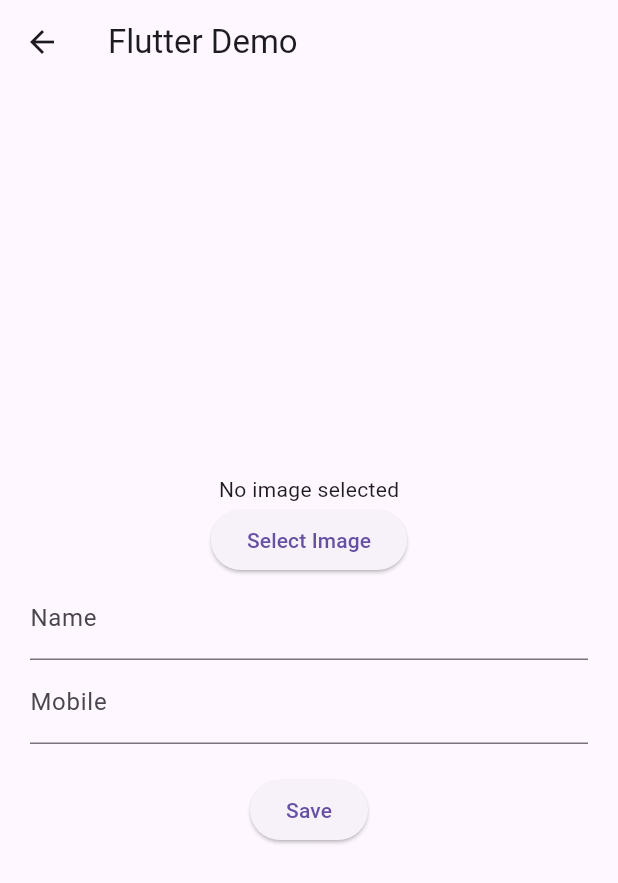
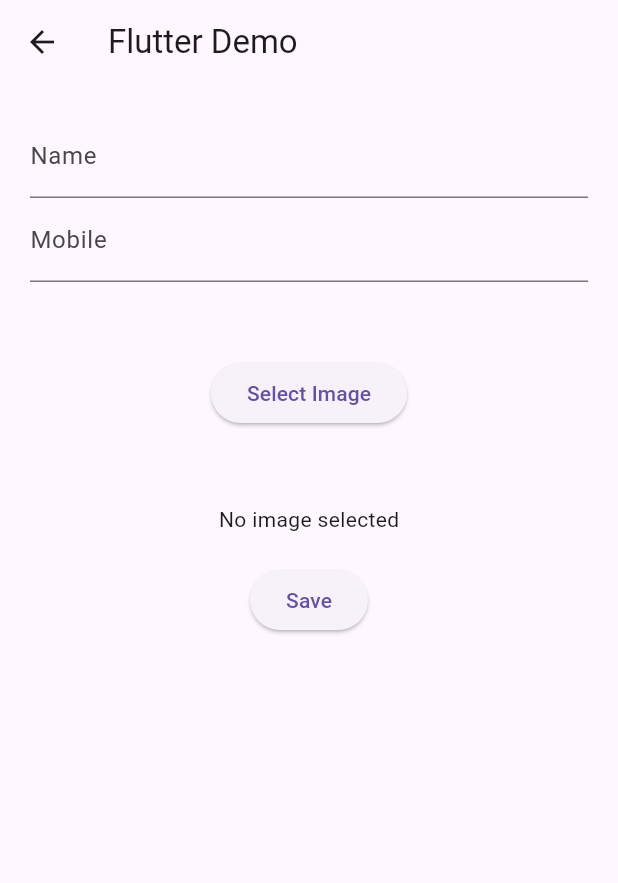
Before and after one commit to DineshTaral/easy_call, a Flutter app: the AddRecipientScreen screen opened directly, on a phone screen of 412 x 824 dp. Shown: the top 883 px of the screen. Run offline on Flutter 3.47's test engine with Material 3 defaults, Android fonts, the phone set to English and light mode, and no system bars; our stand-ins replace image_picker, shared_preferences, sqflite; accounts and stored records are empty.

Commit message:
contact edit functionality and ci/cd added

```diff
--- a/lib/models/contacts_model.dart
+++ b/lib/models/contacts_model.dart
@@ -6,8 +6,8 @@ class ContactsModel{
   String? name;
   String? contact;
   String? image;
-
-  ContactsModel({ this.name,this.contact,required this.image});
+  int? id;
+  ContactsModel({ this.name,this.contact,required this.image,required this.id});
 
   factory ContactsModel.fromJson(Map<String,dynamic> json)=>_$ContactsModelFromJson(json);
 
--- a/lib/sections/add_recipient_screen.dart
+++ b/lib/sections/add_recipient_screen.dart
@@ -1,21 +1,32 @@
 import 'dart:io';
 import 'package:easy_call/database_helper.dart';
+import 'package:easy_call/models/contacts_model.dart';
 import 'package:flutter/material.dart';
 import 'package:image_picker/image_picker.dart';
 import 'package:shared_preferences/shared_preferences.dart';
 
 class AddRecipientScreen extends StatefulWidget {
-  const AddRecipientScreen({super.key});
-
+  final ContactsModel? contactsModel;
+  const AddRecipientScreen({this.contactsModel,super.key});
   @override
   AddRecipientScreenState createState() => AddRecipientScreenState();
 }
 
 class AddRecipientScreenState extends State<AddRecipientScreen> {
-  final _textFieldController1 = TextEditingController();
-  final _textFieldController2 = TextEditingController();
+  final _nameTextFieldController1 = TextEditingController();
+  final _contactTextFieldController2 = TextEditingController();
   File? _image;
 
+  @override
+  initState(){
+    super.initState();
+    if(widget.contactsModel!=null){
+      _nameTextFieldController1.text=widget.contactsModel?.name??'';
+      _contactTextFieldController2.text=widget.contactsModel?.contact??'';
+      _image=File(widget.contactsModel?.image??'');
+    }
+
+  }
   Future<void> _getImage() async {
     final picker = ImagePicker();
     final pickedFile = await picker.pickImage(source: ImageSource.gallery);
@@ -30,24 +41,31 @@ class AddRecipientScreenState extends State<AddRecipientScreen> {
   }
 
   Future<void> _saveData() async {
-    SharedPreferences prefs = await SharedPreferences.getInstance();
 
     Map<String, dynamic> data = {
-      'name': _textFieldController1.text,
-      'contact': _textFieldController2.text,
+      'name': _nameTextFieldController1.text,
+      'contact': _contactTextFieldController2.text,
       'image': _image?.path ?? '',
     };
-
     DatabaseHelper.instance.insert(data);
-    //  String jsonData = jsonEncode(data);
-
-    //  await prefs.setString('data', jsonData);
-
     ScaffoldMessenger.of(context).showSnackBar(
-      SnackBar(content: Text('Data saved successfully')),
+    const  SnackBar(content: Text('Data saved successfully')),
     );
   }
 
+  Future<void> _updateData() async {
+
+    Map<String, dynamic> data = {
+      'name': _nameTextFieldController1.text,
+      'contact': _contactTextFieldController2.text,
+      'image': _image?.path ?? '',
+      '_id':widget.contactsModel?.id,
+    };
+    DatabaseHelper.instance.update(data);
+    ScaffoldMessenger.of(context).showSnackBar(
+      const  SnackBar(content: Text('Data updated successfully')),
+    );
+  }
   @override
   Widget build(BuildContext context) {
     return Scaffold(
@@ -57,31 +75,34 @@ class AddRecipientScreenState extends State<AddRecipientScreen> {
       body: Padding(
         padding: const EdgeInsets.all(20.0),
         child: Column(
-          mainAxisAlignment: MainAxisAlignment.center,
+          mainAxisAlignment: MainAxisAlignment.start,
           children: <Widget>[
-            _image != null
-                ? Image.file(
-                    _image!,
-                    height: 100,
-                  )
-                : Text('No image selected'),
+            TextField(
+              controller: _nameTextFieldController1,
+              decoration: InputDecoration(labelText: 'Name'),
+            ),
+            TextField(
+              controller: _contactTextFieldController2,
+              decoration: const InputDecoration(labelText: 'Mobile'),
+              keyboardType: TextInputType.number,
+            ),
+            SizedBox(height: 50,),
+
             ElevatedButton(
               onPressed: _getImage,
               child: Text('Select Image'),
             ),
-            TextField(
-              controller: _textFieldController1,
-              decoration: InputDecoration(labelText: 'Name'),
-            ),
-            TextField(
-              controller: _textFieldController2,
-              decoration: InputDecoration(labelText: 'Mobile'),
-              keyboardType: TextInputType.number,
-            ),
-            SizedBox(height: 20),
+            SizedBox(height: 50,),
+            _image != null
+                ? Image.file(
+              _image!,
+              height: 100,
+            )
+                : Text('No image selected'),
+           const SizedBox(height: 20),
             ElevatedButton(
-              onPressed: _saveData,
-              child: Text('Save'),
+              onPressed: widget.contactsModel!=null?_updateData:_saveData,
+              child:  Text(widget.contactsModel!=null?'update':'Save'),
             ),
           ],
         ),
```
Also changed, not shown: lib/sections/recipients_list_screen.dart (+51 -7 lines), lib/sections/temp.dart (deleted, +0 -204 lines), lib/models/contacts_model.g.dart.
